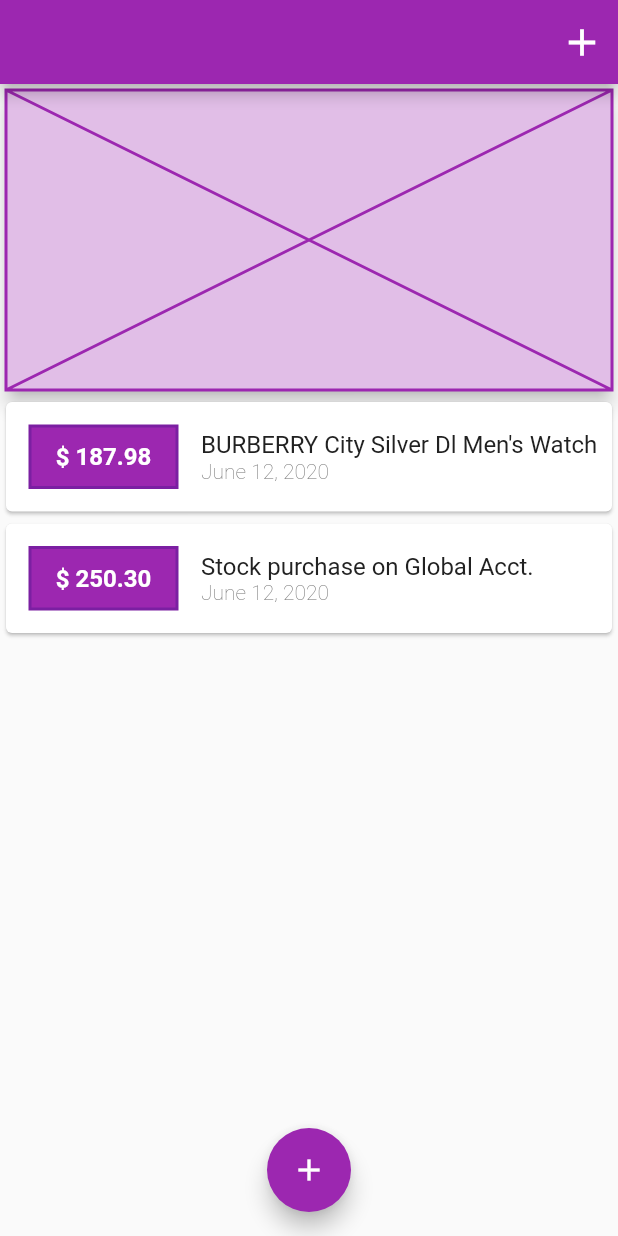
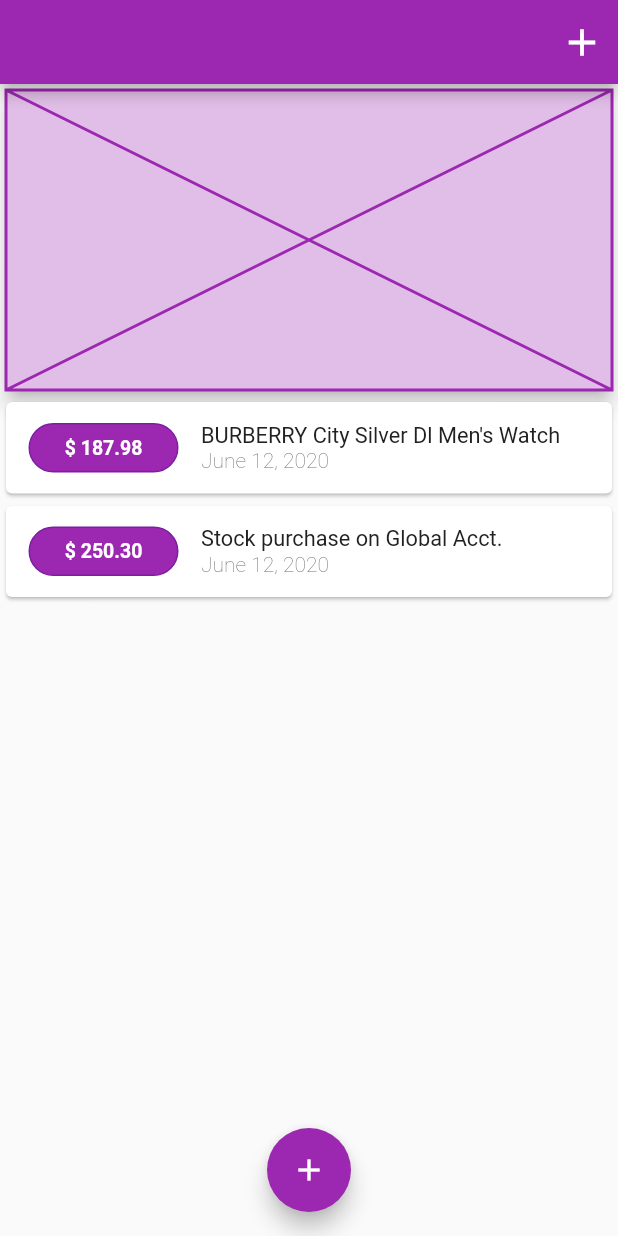
Before and after one commit to msawo/spese_app, a Flutter app: the screen it shows after launch, on a phone screen of 412 x 824 dp. Run offline on Flutter 3.47's test engine with Material 2 defaults, Android fonts, the phone set to English and light mode, and no system bars.

Commit message:
Update styling, i.e. font

```diff
--- a/lib/widgets/transaction_list.dart
+++ b/lib/widgets/transaction_list.dart
@@ -24,25 +24,26 @@ class TransactionList extends StatelessWidget {
                     '\$ ${transactions[index].amount.toStringAsFixed(2)}',
                     style: TextStyle(
                       color: white,
-                      fontSize: 16.0,
+                      fontSize: 13.0,
                       fontWeight: FontWeight.bold,
                     ),
                     textAlign: TextAlign.center,
                   ),
                   margin: EdgeInsets.symmetric(
-                    vertical: 15.0,
+                    vertical: 14.0,
                     horizontal: 15.0,
                   ),
                   decoration: BoxDecoration(
+                    borderRadius: BorderRadius.circular(30.0),
                     color: primaryColor,
                     border: Border.all(
                       color: darkPrimaryColor,
-                      width: 2.0,
+                      width: 1.0,
                     ),
                   ),
                   padding: EdgeInsets.symmetric(
-                    vertical: 10.0,
-                    horizontal: 12.0,
+                    vertical: 8.0,
+                    horizontal: 8.0,
                   ),
                   constraints: BoxConstraints(maxWidth: 100, minWidth: 100),
                 ),
@@ -53,7 +54,11 @@ class TransactionList extends StatelessWidget {
                       children: <Widget>[
                         Text(
                           transactions[index].title,
-                          style: TextStyle(color: primaryText, fontSize: 16),
+                          style: TextStyle(
+                            color: primaryText,
+                            fontSize: 14.5,
+                            fontFamily: 'Roboto',
+                          ),
                         ),
                         Text(
                           DateFormat.yMMMMd("en_US")
@@ -61,6 +66,7 @@ class TransactionList extends StatelessWidget {
                           style: TextStyle(
                             color: secondaryText,
                             fontSize: 14,
+                            fontFamily: 'Roboto',
                             fontWeight: FontWeight.w300,
                           ),
                         )
```
